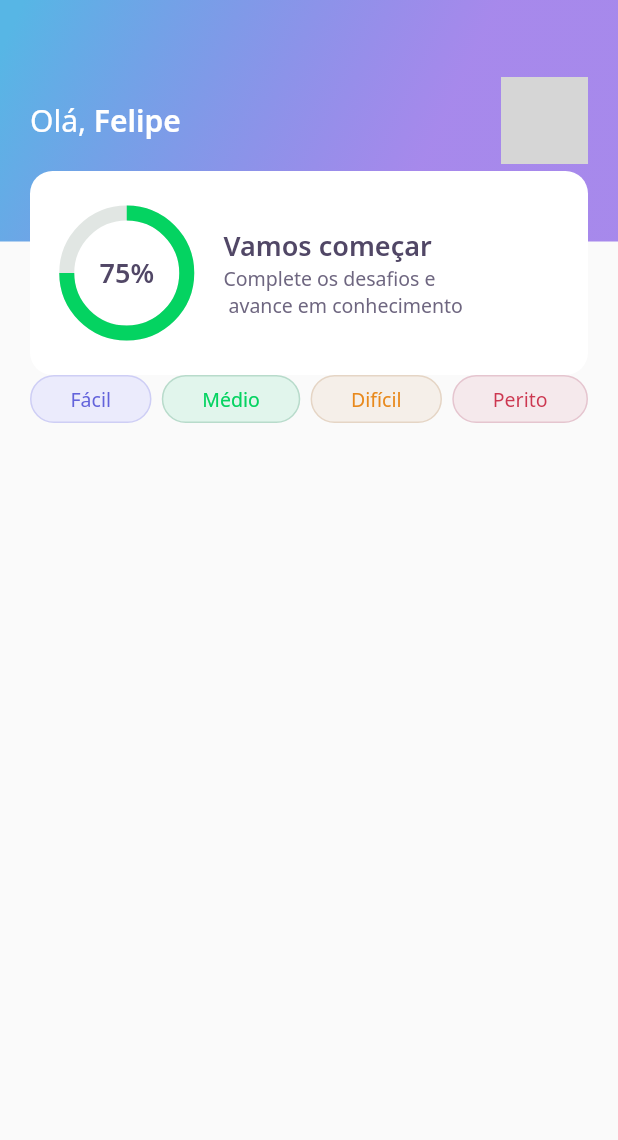
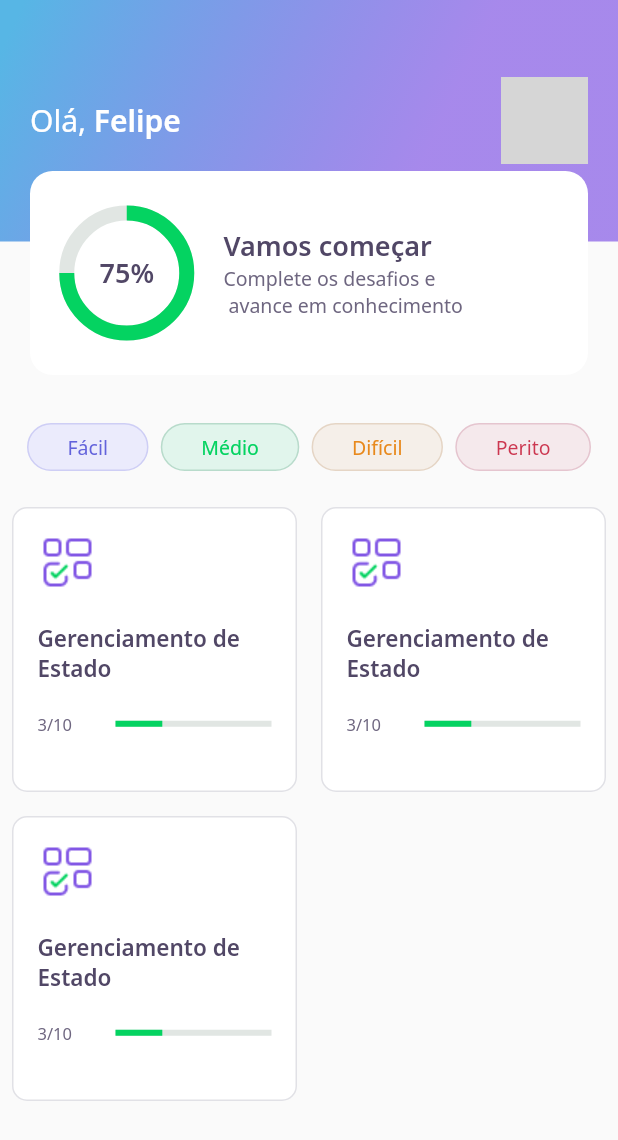
Before and after one commit to FelipeCantalice/next-level-week-5-flutter, a Flutter app: the HomePage screen opened directly, on a phone screen of 412 x 824 dp. Shown: the top 1140 px of the screen. Run offline on Flutter 3.47's test engine with Material 2 defaults, Android fonts, the phone set to English and light mode, and no system bars; our stand-ins replace google_fonts; network calls fail; grey boxes are pictures that could not be loaded.

Commit message:
novos componentes para a pagina home

```diff
--- a/lib/core/app_widget.dart
+++ b/lib/core/app_widget.dart
@@ -8,7 +8,7 @@ class AppWidget extends StatelessWidget {
     return MaterialApp(
       debugShowCheckedModeBanner: false,
       title: "DevQuiz",
-      home: SplashPage(),
+      home: HomePage(),
     );
   }
 }
--- a/lib/home/home_page.dart
+++ b/lib/home/home_page.dart
@@ -15,10 +15,13 @@ class _HomePageState extends State<HomePage> {
     return Scaffold(
       appBar: AppBarWidget(),
       body: Padding(
-        padding: const EdgeInsets.symmetric(horizontal: 20),
+        padding: const EdgeInsets.all(8.0),
         child: Column(
           children: [
-            Row(
+            SizedBox(height: 24),
+            Padding(
+              padding: const EdgeInsets.symmetric(horizontal: 10),
+              child: Row(
                 mainAxisAlignment: MainAxisAlignment.spaceBetween,
                 children: [
                   LevelButtonWidget(
@@ -35,6 +38,20 @@ class _HomePageState extends State<HomePage> {
                   ),
                 ],
               ),
+            ),
+            SizedBox(height: 24),
+            Expanded(
+              child: GridView.count(
+                crossAxisCount: 2,
+                crossAxisSpacing: 16,
+                mainAxisSpacing: 16,
+                children: [
+                  QuizCardWidget(),
+                  QuizCardWidget(),
+                  QuizCardWidget(),
+                ],
+              ),
+            ),
           ],
         ),
       ),
--- a/lib/home/widgets/quizcard/quizcard_widget.dart
+++ b/lib/home/widgets/quizcard/quizcard_widget.dart
@@ -26,23 +26,23 @@ class QuizCardWidget extends StatelessWidget {
             height: 40,
             child: Image.asset(AppImages.blocks),
           ),
-          SizedBox(height: 24),
+          SizedBox(height: 20),
           Text(
             "Gerenciamento de Estado",
             style: AppTextStyles.heading15,
           ),
-          SizedBox(height: 24),
+          SizedBox(height: 20),
           Row(
             children: [
               Expanded(
                 flex: 1,
                 child: Text(
-                  "3 de 10",
+                  "3/10",
                   style: AppTextStyles.body11,
                 ),
               ),
               Expanded(
-                flex: 4,
+                flex: 2,
                 child: LinearProgressIndicator(
                   value: 0.3,
                   backgroundColor: AppColors.chartSecondary,
```
Lines whose indentation alone changed are shown as unchanged.
